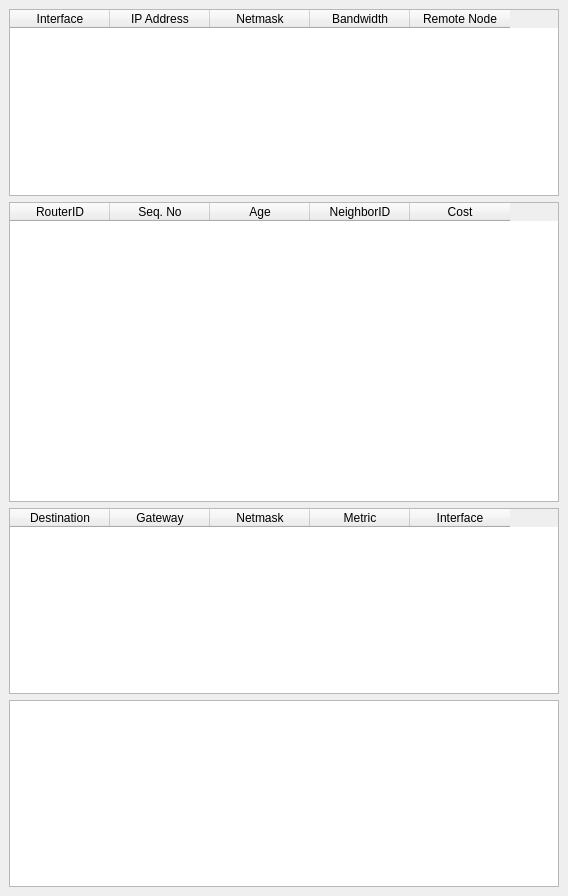
Above: simulator.ui from baudm/ospf-sim before the change. Below: the same form after it.
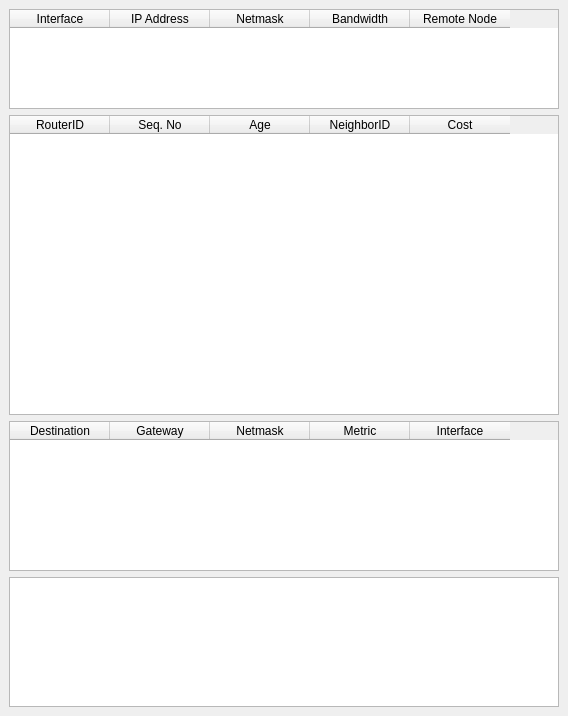
That is the form after the change.

Commit message: Improved UI, added tooltips, fixed layout

The edit to the form file:
```diff
--- a/simulator.ui
+++ b/simulator.ui
@@ -5,23 +5,17 @@
    <rect>
     <x>0</x>
     <y>0</y>
-    <width>562</width>
-    <height>896</height>
+    <width>558</width>
+    <height>700</height>
    </rect>
   </property>
   <property name="windowTitle" >
    <string>MainWindow</string>
   </property>
   <widget class="QWidget" name="widget" >
-   <layout class="QFormLayout" name="formLayout" >
-    <item row="0" column="0" >
+   <layout class="QVBoxLayout" name="verticalLayout" >
+    <item>
      <widget class="QTableWidget" name="interfaces" >
-      <property name="sizePolicy" >
-       <sizepolicy vsizetype="Minimum" hsizetype="Fixed" >
-        <horstretch>0</horstretch>
-        <verstretch>0</verstretch>
-       </sizepolicy>
-      </property>
       <property name="minimumSize" >
        <size>
         <width>550</width>
@@ -37,6 +31,9 @@
       <property name="selectionBehavior" >
        <enum>QAbstractItemView::SelectRows</enum>
       </property>
+      <property name="sortingEnabled" >
+       <bool>true</bool>
+      </property>
       <column>
        <property name="text" >
         <string>Interface</string>
@@ -64,14 +61,8 @@
       </column>
      </widget>
     </item>
-    <item row="1" column="0" >
+    <item>
      <widget class="QTableWidget" name="linkStateDb" >
-      <property name="sizePolicy" >
-       <sizepolicy vsizetype="Minimum" hsizetype="Fixed" >
-        <horstretch>0</horstretch>
-        <verstretch>0</verstretch>
-       </sizepolicy>
-      </property>
       <property name="minimumSize" >
        <size>
         <width>550</width>
@@ -87,6 +78,9 @@
       <property name="selectionBehavior" >
        <enum>QAbstractItemView::SelectRows</enum>
       </property>
+      <property name="sortingEnabled" >
+       <bool>true</bool>
+      </property>
       <column>
        <property name="text" >
         <string>RouterID</string>
@@ -114,14 +108,8 @@
       </column>
      </widget>
     </item>
-    <item row="2" column="0" >
+    <item>
      <widget class="QTableWidget" name="routingTable" >
-      <property name="sizePolicy" >
-       <sizepolicy vsizetype="Minimum" hsizetype="Fixed" >
-        <horstretch>0</horstretch>
-        <verstretch>0</verstretch>
-       </sizepolicy>
-      </property>
       <property name="minimumSize" >
        <size>
         <width>550</width>
@@ -137,6 +125,9 @@
       <property name="selectionBehavior" >
        <enum>QAbstractItemView::SelectRows</enum>
       </property>
+      <property name="sortingEnabled" >
+       <bool>true</bool>
+      </property>
       <column>
        <property name="text" >
         <string>Destination</string>
@@ -164,14 +155,8 @@
       </column>
      </widget>
     </item>
-    <item row="3" column="0" >
+    <item>
      <widget class="QTextEdit" name="messages" >
-      <property name="sizePolicy" >
-       <sizepolicy vsizetype="Minimum" hsizetype="Fixed" >
-        <horstretch>0</horstretch>
-        <verstretch>0</verstretch>
-       </sizepolicy>
-      </property>
       <property name="minimumSize" >
        <size>
         <width>550</width>
```
Left out of the diff: 12 changed lines with no effect on the pictures.
